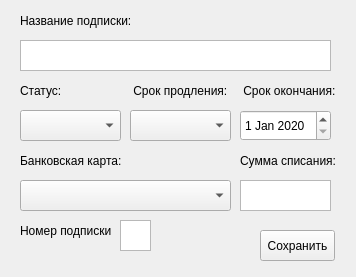
This is widget_add.ui in feranic12/PayPlanner as Qt 5 draws it before an edit. The edited form follows.
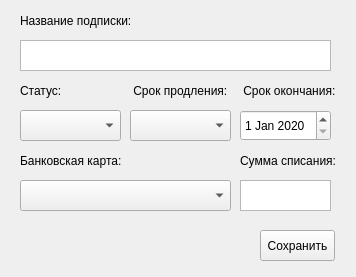
This is the edited form.

The edit to the form file:
```diff
--- a/widget_add.ui
+++ b/widget_add.ui
@@ -171,32 +171,6 @@
     <string>Статус:</string>
    </property>
   </widget>
-  <widget class="QLabel" name="label_7">
-   <property name="geometry">
-    <rect>
-     <x>20</x>
-     <y>220</y>
-     <width>91</width>
-     <height>21</height>
-    </rect>
-   </property>
-   <property name="text">
-    <string>Номер подписки:</string>
-   </property>
-  </widget>
-  <widget class="QTextEdit" name="textEdit_3">
-   <property name="geometry">
-    <rect>
-     <x>120</x>
-     <y>220</y>
-     <width>31</width>
-     <height>31</height>
-    </rect>
-   </property>
-   <property name="readOnly">
-    <bool>true</bool>
-   </property>
-  </widget>
  </widget>
  <resources/>
  <connections/>
```
